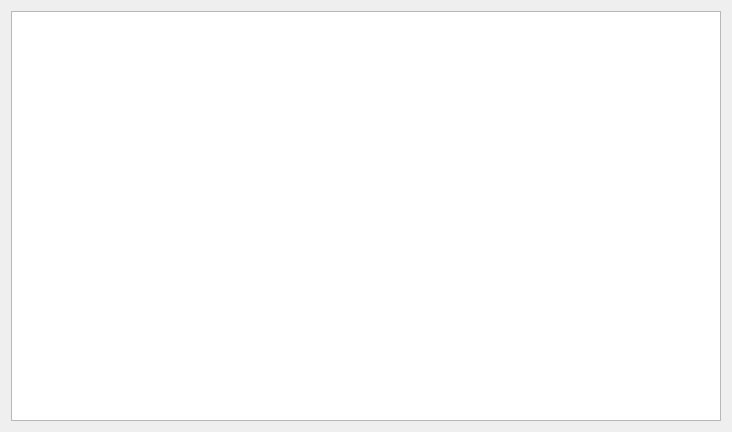
The window that resultwidget.ui (vince7839/GmsAutoTool) describes before a commit, drawn with Qt 5.
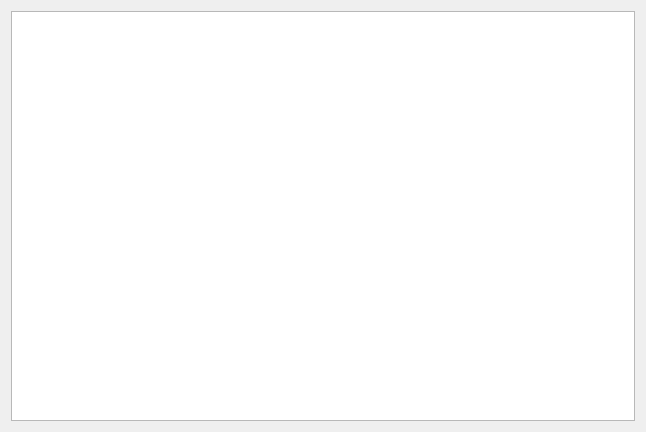
The same window after the commit.

Patch:
```diff
--- a/resultwidget.ui
+++ b/resultwidget.ui
@@ -6,7 +6,7 @@
    <rect>
     <x>0</x>
     <y>0</y>
-    <width>732</width>
+    <width>646</width>
     <height>432</height>
    </rect>
   </property>
```
